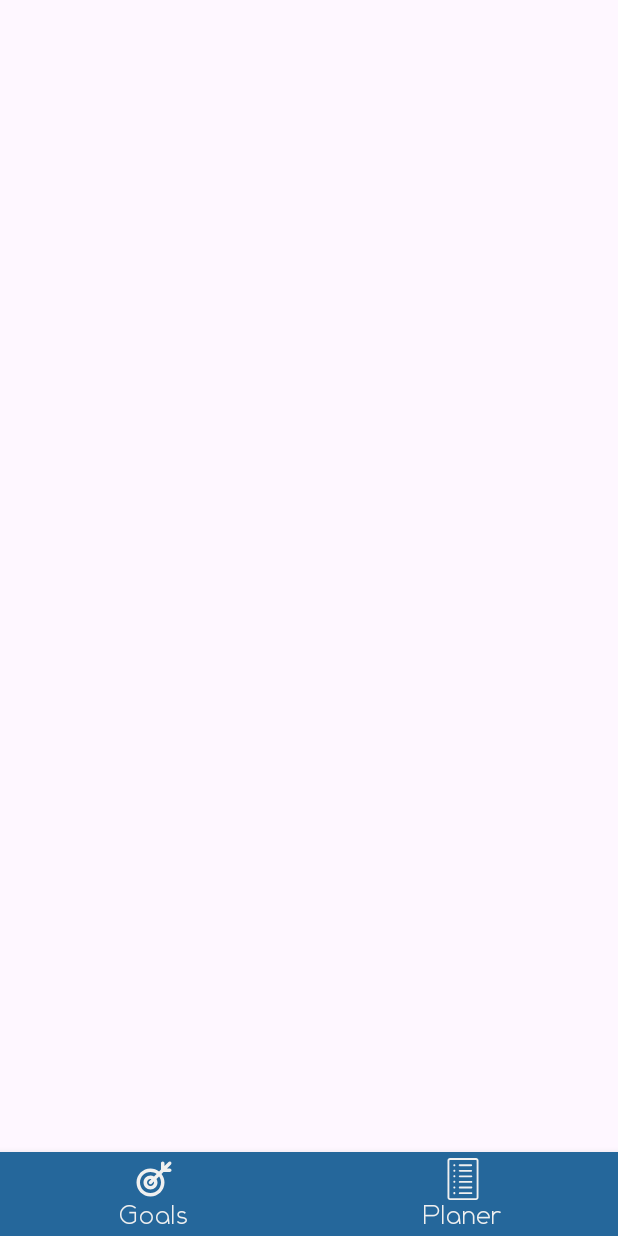
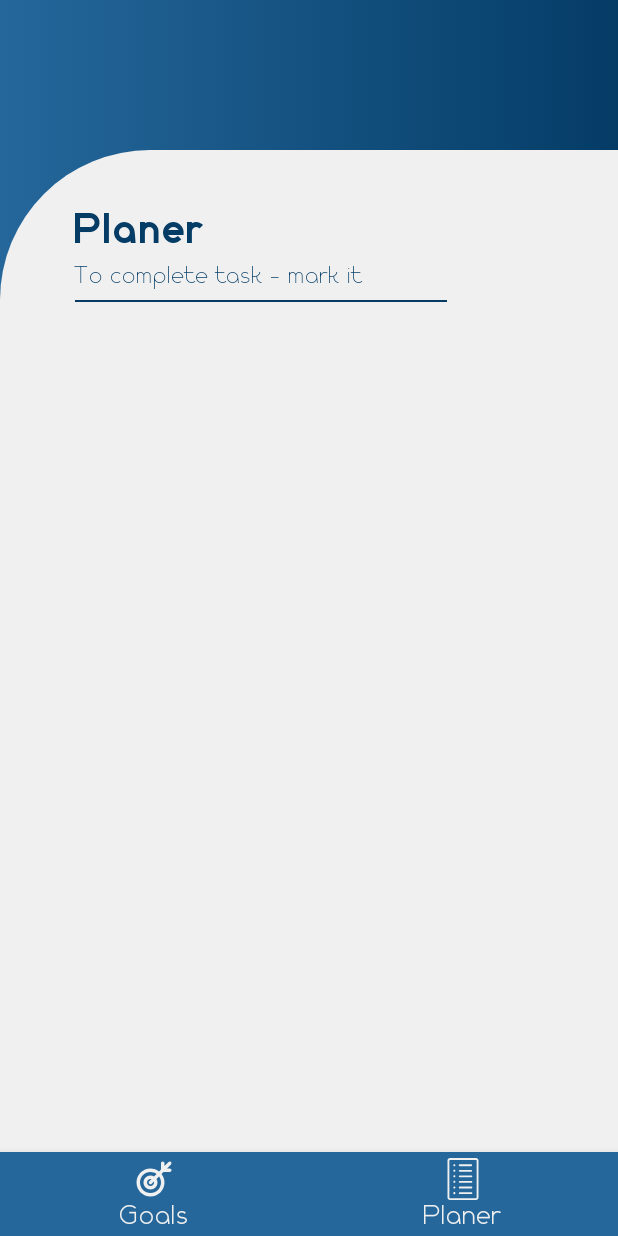
Before and after one commit to SosisochkaSGorchicey/Goals-App, an Android app built with Jetpack Compose: the screen it shows after launch (MainActivity), item 2 of the bottom bar chosen, on a phone screen of 412 x 824 dp. Run offline under Robolectric (Android 15) with nearby library versions, the light colour scheme and no system bars.

Commit message:
Added some ui for planner screen

```diff
--- a/app/src/main/java/com/example/goalsapp/MainActivity.kt
+++ b/app/src/main/java/com/example/goalsapp/MainActivity.kt
@@ -1,8 +1,11 @@
 package com.example.goalsapp
 
+import android.app.Activity
+import android.content.pm.ActivityInfo
 import android.os.Bundle
 import androidx.activity.ComponentActivity
 import androidx.activity.compose.setContent
+import androidx.compose.ui.platform.LocalContext
 import com.example.goalsapp.presentation.navigation.Navigation
 import com.example.goalsapp.ui.theme.GoalsAppTheme
 
@@ -11,6 +14,9 @@ class MainActivity : ComponentActivity() {
         super.onCreate(savedInstanceState)
         setContent {
             GoalsAppTheme {
+                val context = LocalContext.current as Activity
+                context.requestedOrientation = ActivityInfo.SCREEN_ORIENTATION_PORTRAIT
+
                 Navigation()
             }
         }
--- a/app/src/main/java/com/example/goalsapp/presentation/planer_screen/PlanerScreen.kt
+++ b/app/src/main/java/com/example/goalsapp/presentation/planer_screen/PlanerScreen.kt
@@ -1,8 +1,58 @@
 package com.example.goalsapp.presentation.planer_screen
 
+import androidx.compose.foundation.background
+import androidx.compose.foundation.gestures.scrollable
+import androidx.compose.foundation.layout.Box
+import androidx.compose.foundation.layout.Column
 import androidx.compose.foundation.layout.PaddingValues
+import androidx.compose.foundation.layout.fillMaxSize
+import androidx.compose.foundation.layout.padding
+import androidx.compose.foundation.lazy.LazyColumn
+import androidx.compose.foundation.rememberScrollState
+import androidx.compose.foundation.shape.RoundedCornerShape
+import androidx.compose.foundation.verticalScroll
+import androidx.compose.material3.MaterialTheme
 import androidx.compose.runtime.Composable
+import androidx.compose.ui.Modifier
+import androidx.compose.ui.draw.clip
+import androidx.compose.ui.graphics.Brush
+import androidx.compose.ui.unit.dp
+import com.example.goalsapp.presentation.planer_screen.components.PlanerHeader
 
 @Composable
-fun PlanerScreen(innerPadding: PaddingValues) {
+fun PlanerScreen(
+    innerPadding: PaddingValues
+) {
+    Box(
+        modifier = Modifier
+            .padding(innerPadding)
+            .fillMaxSize()
+            .background(
+                brush = Brush.horizontalGradient(
+                    colors = listOf(
+                        MaterialTheme.colorScheme.primaryContainer,
+                        MaterialTheme.colorScheme.secondaryContainer
+                    )
+                )
+            )
+    ) {
+        LazyColumn(
+            modifier = Modifier
+                .fillMaxSize()
+                .padding(top = 100.dp)
+                .clip(
+                    shape = RoundedCornerShape(
+                        topStart = 100.dp,
+                        topEnd = 0.dp,
+                        bottomStart = 0.dp,
+                        bottomEnd = 0.dp
+                    )
+                )
+                .background(MaterialTheme.colorScheme.onPrimaryContainer)
+        ) {
+            item {
+                PlanerHeader()
+            }
+        }
+    }
 }
--- /dev/null
+++ b/app/src/main/java/com/example/goalsapp/presentation/planer_screen/components/PlanerHeader.kt
@@ -0,0 +1,47 @@
+package com.example.goalsapp.presentation.planer_screen.components
+
+import androidx.compose.foundation.layout.Arrangement
+import androidx.compose.foundation.layout.Column
+import androidx.compose.foundation.layout.fillMaxWidth
+import androidx.compose.foundation.layout.padding
+import androidx.compose.material3.Divider
+import androidx.compose.material3.MaterialTheme
+import androidx.compose.material3.Text
+import androidx.compose.runtime.Composable
+import androidx.compose.ui.Modifier
+import androidx.compose.ui.res.stringResource
+import androidx.compose.ui.unit.dp
+import com.example.goalsapp.R
+
+@Composable
+fun PlanerHeader() {
+    Column(
+        modifier = Modifier
+            .fillMaxWidth()
+            .padding(
+                top = 40.dp,
+                bottom = 8.dp,
+                start = 50.dp,
+                end = 8.dp
+            ),
+        verticalArrangement = Arrangement.spacedBy(8.dp)
+    ) {
+        Text(
+            text = stringResource(id = R.string.header_text),
+            color = MaterialTheme.colorScheme.secondaryContainer,
+            style = MaterialTheme.typography.displayLarge
+        )
+
+        Text(
+            text = stringResource(id = R.string.header_hint_text),
+            color = MaterialTheme.colorScheme.secondaryContainer,
+            style = MaterialTheme.typography.displayMedium
+        )
+
+        Divider(
+            modifier = Modifier.fillMaxWidth(.7f),
+            thickness = 1.dp,
+            color = MaterialTheme.colorScheme.secondaryContainer
+        )
+    }
+}
--- a/app/src/main/java/com/example/goalsapp/ui/theme/Color.kt
+++ b/app/src/main/java/com/example/goalsapp/ui/theme/Color.kt
@@ -3,4 +3,5 @@ package com.example.goalsapp.ui.theme
 import androidx.compose.ui.graphics.Color
 
 val blue = Color(0xFF25679B)
+val darkBlue = Color(0xFF043C66)
 val white = Color(0xFFF0F0F0)
--- a/app/src/main/java/com/example/goalsapp/ui/theme/Theme.kt
+++ b/app/src/main/java/com/example/goalsapp/ui/theme/Theme.kt
@@ -6,7 +6,8 @@ import androidx.compose.runtime.Composable
 
 private val LightColorScheme = lightColorScheme(
     primaryContainer = blue,
-    onPrimaryContainer = white
+    onPrimaryContainer = white,
+    secondaryContainer = darkBlue
 )
 
 @Composable
--- a/app/src/main/java/com/example/goalsapp/ui/theme/Type.kt
+++ b/app/src/main/java/com/example/goalsapp/ui/theme/Type.kt
@@ -2,13 +2,21 @@ package com.example.goalsapp.ui.theme
 
 import androidx.compose.material3.Typography
 import androidx.compose.ui.text.TextStyle
+import androidx.compose.ui.text.font.FontWeight
 import androidx.compose.ui.unit.sp
 
 val Typography = Typography(
     displayMedium = TextStyle(
         fontFamily = mainFont,
-        fontSize = 24.sp,
-        lineHeight = 26.sp
+        fontSize = 16.sp,
+        lineHeight = 18.sp,
+        fontWeight = FontWeight.Light
+    ),
+    displayLarge = TextStyle(
+        fontFamily = mainFont,
+        fontSize = 28.sp,
+        lineHeight = 30.sp,
+        fontWeight = FontWeight.Black
     ),
     titleMedium = TextStyle(
         fontFamily = mainFont,
--- a/app/src/main/res/values/strings.xml
+++ b/app/src/main/res/values/strings.xml
@@ -3,4 +3,7 @@
 
     <string name="label_goals_text">Goals</string>
     <string name="label_planer_text">Planer</string>
+
+    <string name="header_text">Planer</string>
+    <string name="header_hint_text">To complete task - mark it</string>
 </resources>
```
